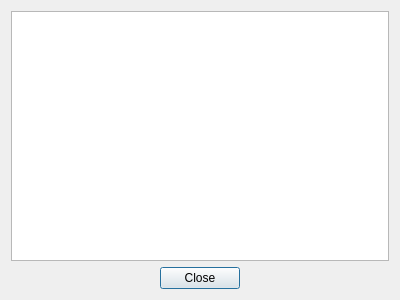
fsoos74/su, file ProjectViewer/histogramdialog.ui: the form before one commit.
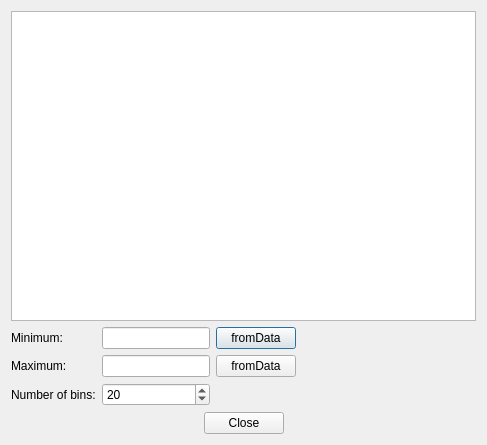
The form after the commit.

Diff of the .ui file:
```diff
--- a/ProjectViewer/histogramdialog.ui
+++ b/ProjectViewer/histogramdialog.ui
@@ -6,8 +6,8 @@
    <rect>
     <x>0</x>
     <y>0</y>
-    <width>400</width>
-    <height>300</height>
+    <width>487</width>
+    <height>445</height>
    </rect>
   </property>
   <property name="windowTitle">
@@ -17,6 +17,84 @@
    <item>
     <widget class="QGraphicsView" name="graphicsView"/>
    </item>
+   <item>
+    <layout class="QHBoxLayout" name="horizontalLayout_2">
+     <item>
+      <layout class="QGridLayout" name="gridLayout">
+       <item row="0" column="0">
+        <widget class="QLabel" name="label">
+         <property name="text">
+          <string>Minimum:</string>
+         </property>
+        </widget>
+       </item>
+       <item row="0" column="1">
+        <widget class="QLineEdit" name="leMin"/>
+       </item>
+       <item row="0" column="2">
+        <widget class="QPushButton" name="pbMinFromData">
+         <property name="text">
+          <string>fromData</string>
+         </property>
+        </widget>
+       </item>
+       <item row="1" column="0">
+        <widget class="QLabel" name="label_2">
+         <property name="text">
+          <string>Maximum:</string>
+         </property>
+        </widget>
+       </item>
+       <item row="1" column="1">
+        <widget class="QLineEdit" name="leMax"/>
+       </item>
+       <item row="1" column="2">
+        <widget class="QPushButton" name="pbMaxFromData">
+         <property name="text">
+          <string>fromData</string>
+         </property>
+        </widget>
+       </item>
+       <item row="2" column="0">
+        <widget class="QLabel" name="label_3">
+         <property name="text">
+          <string>Number of bins:</string>
+         </property>
+        </widget>
+       </item>
+       <item row="2" column="1">
+        <widget class="QSpinBox" name="sbBinCount">
+         <property name="minimum">
+          <number>10</number>
+         </property>
+         <property name="maximum">
+          <number>100</number>
+         </property>
+         <property name="singleStep">
+          <number>10</number>
+         </property>
+         <property name="value">
+          <number>20</number>
+         </property>
+        </widget>
+       </item>
+      </layout>
+     </item>
+     <item>
+      <spacer name="horizontalSpacer_3">
+       <property name="orientation">
+        <enum>Qt::Horizontal</enum>
+       </property>
+       <property name="sizeHint" stdset="0">
+        <size>
+         <width>40</width>
+         <height>20</height>
+        </size>
+       </property>
+      </spacer>
+     </item>
+    </layout>
+   </item>
    <item>
     <layout class="QHBoxLayout" name="horizontalLayout">
      <item>
```
